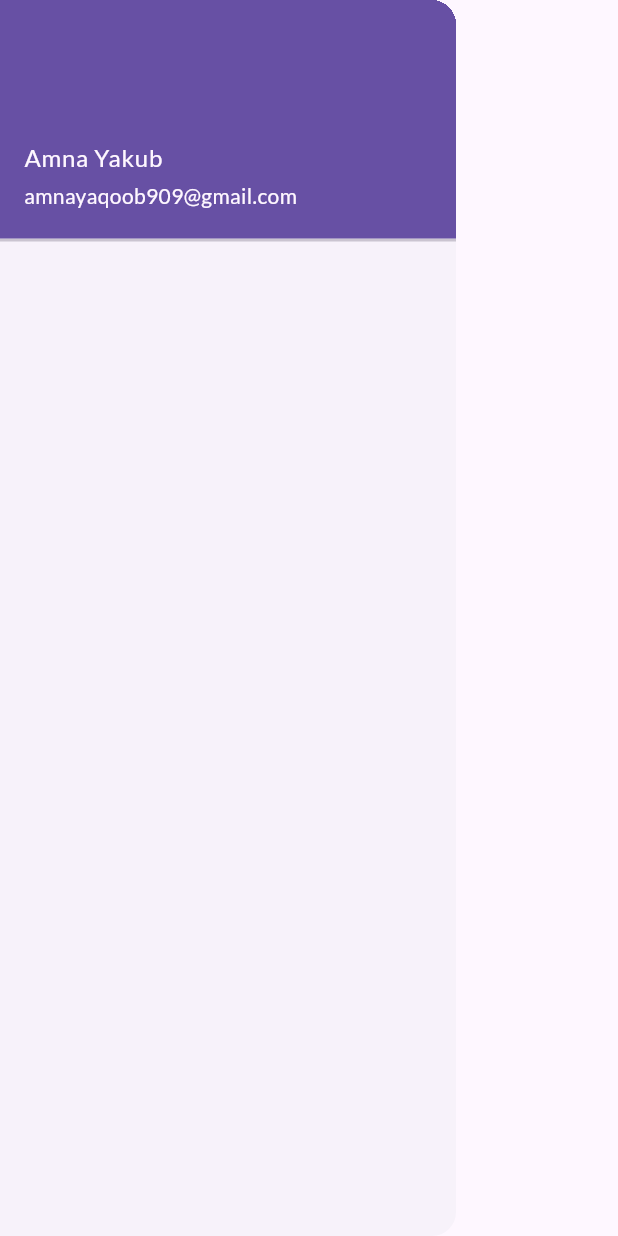
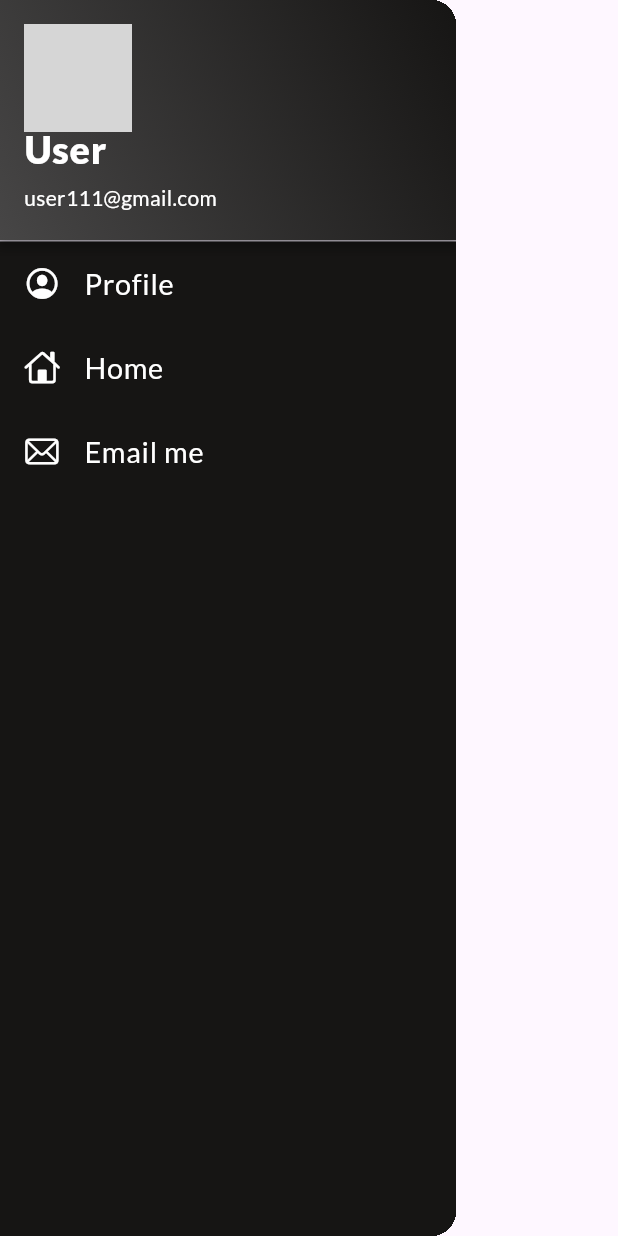
Before and after one commit to amnayakub/Catalog-App, a Flutter app: the MyDrawer widget shown alone on an empty page, opened directly, on a phone screen of 412 x 824 dp. Run offline on Flutter 3.47's test engine with Material 3 defaults, Android fonts, the phone set to English and light mode, and no system bars; our stand-ins replace google_fonts; network calls fail; grey boxes are pictures that could not be loaded.

Commit message:
commited asf

```diff
--- a/lib/widgets/drawer.dart
+++ b/lib/widgets/drawer.dart
@@ -1,23 +1,99 @@
+// ignore_for_file: deprecated_member_use
+
+import 'package:flutter/cupertino.dart';
 import 'package:flutter/material.dart';
 
 class MyDrawer extends StatelessWidget {
-  const MyDrawer
-({super.key});
+  const MyDrawer({super.key});
 
   @override
   Widget build(BuildContext context) {
+    const imageURL = "https://icons.veryicon.com/png/o/internet--web/prejudice/user-128.png";
     return Drawer(
-      child: ListView(
-        children: const [
-          DrawerHeader(
-            padding: EdgeInsets.zero,
-            child: UserAccountsDrawerHeader(
+      child: Container(
+        color: const Color(0xFF161514),
+        child: ListView(
+          padding: EdgeInsets.zero,
+          children: [
+            UserAccountsDrawerHeader(
               margin: EdgeInsets.zero,
-              accountName: Text("Amna Yakub"),
-              accountEmail: Text("amnayaqoob909@gmail.com"),
-            )
-          )
-        ],
+              decoration: BoxDecoration(
+                gradient: const LinearGradient(
+                  colors: [Color.fromARGB(255, 71, 70, 70), Color(0xFF161514)],
+                  begin: Alignment.bottomLeft,
+                  end: Alignment.topRight,
+                ),
+                boxShadow: [
+                  BoxShadow(
+                    color: Colors.black.withOpacity(0.3),
+                    spreadRadius: 3,
+                    blurRadius: 5,
+                    offset: const Offset(0, 3),
+                  ),
+                ],
+              ),
+              currentAccountPicture: const CircleAvatar(
+                backgroundImage: NetworkImage(imageURL),
+              ),
+              accountName: const Text(
+                "User",
+                style: TextStyle(
+                  fontWeight: FontWeight.w900,
+                  fontSize: 25,
+                  color: Colors.white,
+                ),
+              ),
+              accountEmail: const Text(
+                "user111@gmail.com",
+                style: TextStyle(
+                  color: Colors.white,
+                ),
+              ),
+            ),
+            const ListTile(
+              leading: Icon(
+                CupertinoIcons.profile_circled,
+                color: Colors.white,
+              ),
+              title: Text(
+                "Profile",
+                textScaleFactor: 1.2,
+                style: TextStyle(
+                  color: Colors.white,
+                  //fontWeight: FontWeight.bold,
+                ),
+              ),
+            ),
+            const ListTile(
+              leading: Icon(
+                CupertinoIcons.home,
+                color: Colors.white,
+              ),
+              title: Text(
+                "Home",
+                textScaleFactor: 1.2,
+                style: TextStyle(
+                  color: Colors.white,
+                  //fontWeight: FontWeight.bold,
+                ),
+              ),
+            ),
+            const ListTile(
+              leading: Icon(
+                CupertinoIcons.mail,
+                color: Colors.white,
+              ),
+              title: Text(
+                "Email me",
+                textScaleFactor: 1.2,
+                style: TextStyle(
+                  color: Colors.white,
+                  //fontWeight: FontWeight.bold,
+                ),
+              ),
+            ),
+          ],
+        ),
       ),
     );
   }
```
Also changed, not shown: assets/images/woman.png (added).
